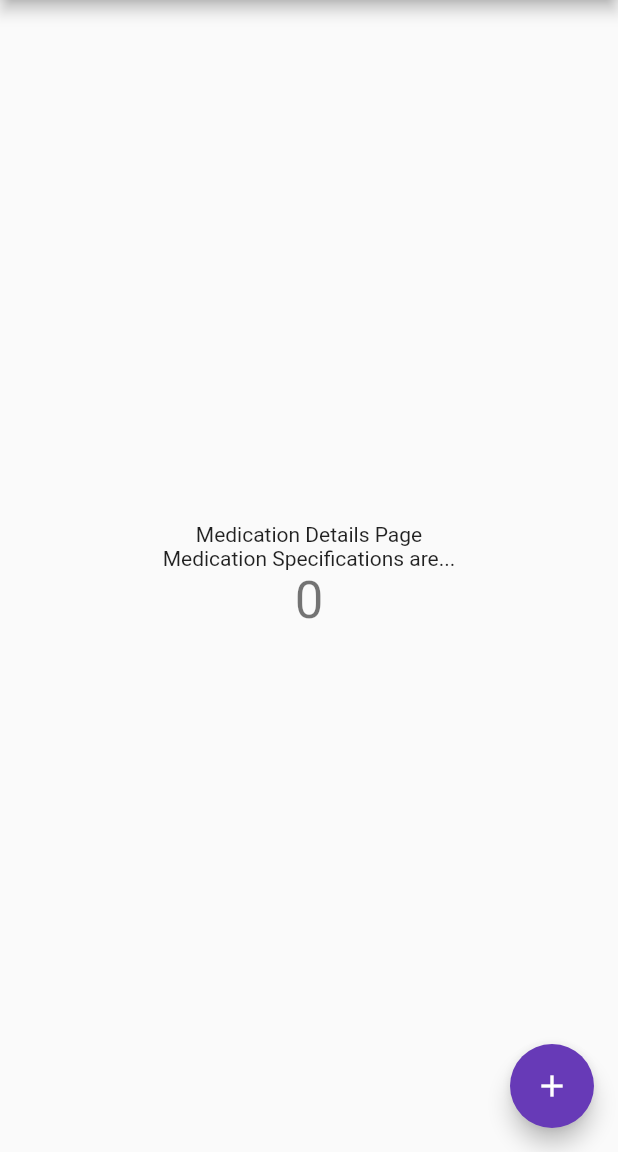
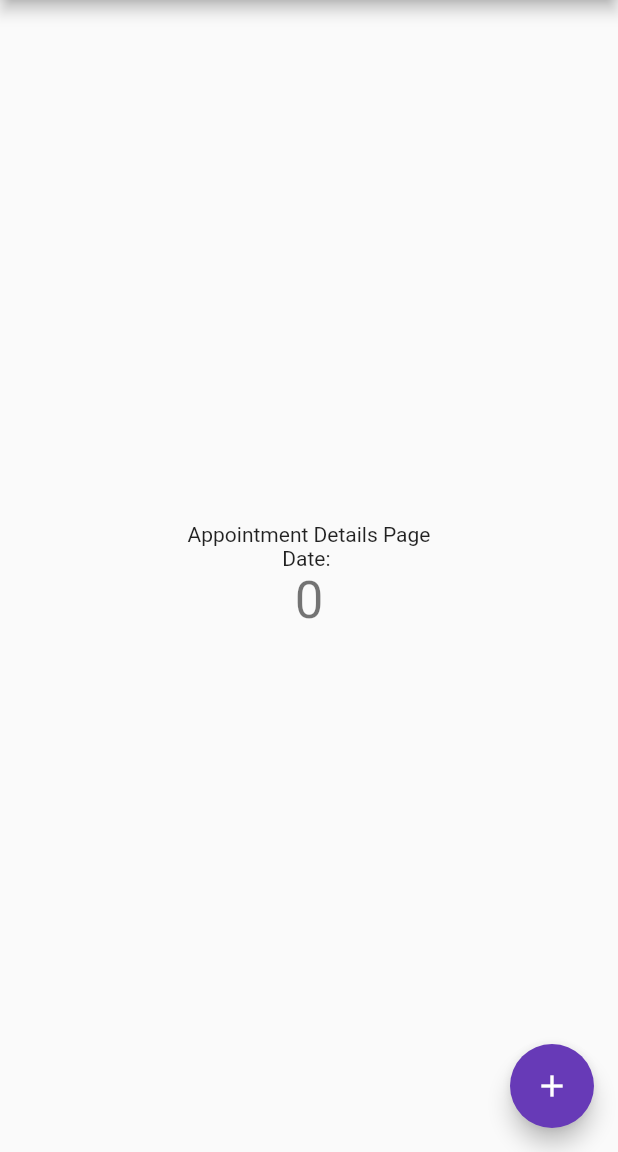
Before and after one commit to mejiamadeline/ReMedy, a Flutter app: the screen it shows after launch, on a phone screen of 412 x 824 dp, the part 84-1236 px from its top. Run offline on Flutter 3.47's test engine with Material 2 defaults, Android fonts, the light colour scheme and no system bars.

Commit message:
added other half of the screens

```diff
--- /dev/null
+++ b/lib/appointment_details_page.dart
@@ -0,0 +1,52 @@
+import 'package:flutter/material.dart';
+
+class AppointmentDetailsPage extends StatefulWidget {
+  AppointmentDetailsPage({Key? key, required this.title}) : super(key: key);
+
+  final String title;
+
+  @override
+  _AppointmentDetailsPageState createState() => _AppointmentDetailsPageState();
+}
+
+class _AppointmentDetailsPageState extends State<AppointmentDetailsPage> {
+  int _counter = 0;
+
+  void _incrementCounter() {
+    setState(() {
+      _counter++;
+    });
+  }
+
+  @override
+  Widget build(BuildContext context) {
+
+    return Scaffold(
+      appBar: AppBar(
+        title: Text(widget.title),
+      ),
+      body: Center(
+        child: Column(
+          mainAxisAlignment: MainAxisAlignment.center,
+          children: <Widget>[
+            Text(
+              'Appointment Details Page',
+            ),
+            Text(
+              'Date: ',
+            ),
+            Text(
+              '$_counter',
+              style: Theme.of(context).textTheme.headline4,
+            ),
+          ],
+        ),
+      ),
+      floatingActionButton: FloatingActionButton(
+        onPressed: _incrementCounter,
+        tooltip: 'Increment',
+        child: Icon(Icons.add),
+      ), // This trailing comma makes auto-formatting nicer for build methods.
+    );
+  }
+}
--- a/lib/main.dart
+++ b/lib/main.dart
@@ -1,8 +1,13 @@
 import 'package:flutter/material.dart';
+import 'package:remedy/appointment_details_page.dart';
+import 'package:remedy/appointment_page.dart';
+import 'package:remedy/calendar_page.dart';
 import 'package:remedy/home_page.dart';
 import 'package:remedy/login_page.dart';
 import 'package:remedy/medication_details_page.dart';
 import 'package:remedy/medication_page.dart';
+import 'package:remedy/reminder_details_page.dart';
+import 'package:remedy/reminder_page.dart';
 import 'package:remedy/sign_up_page.dart';
 
 void main() {
@@ -27,7 +32,7 @@ class MyApp extends StatelessWidget {
         // is not restarted.
         primarySwatch: Colors.deepPurple,
       ),
-      home: MedicationDetailsPage(title: 'ReMedy'),
+      home: AppointmentDetailsPage(title: 'ReMedy'),
     );
   }
 }
```
Also changed, not shown: lib/appointment_page.dart (added, +52 -0 lines), lib/calendar_page.dart (added, +52 -0 lines), lib/reminder_details_page.dart (added, +52 -0 lines), lib/reminder_page.dart (added, +52 -0 lines).
